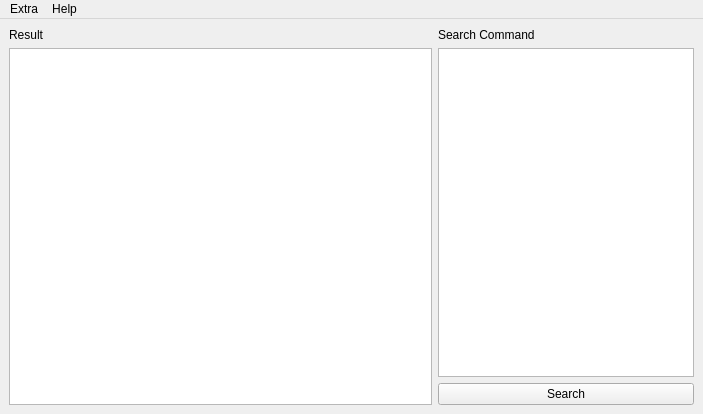
The window that client/gui/ui/MainWindow.ui (Howest-AdvMathProg/project-2021-Joren-vanGoethem) describes before a commit, drawn with Qt 5.
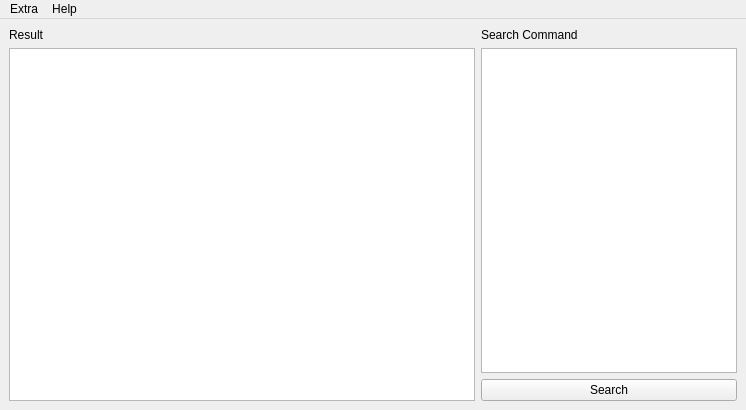
The same window after the commit.

```diff
--- a/client/gui/ui/MainWindow.ui
+++ b/client/gui/ui/MainWindow.ui
@@ -6,8 +6,8 @@
    <rect>
     <x>0</x>
     <y>0</y>
-    <width>703</width>
-    <height>414</height>
+    <width>746</width>
+    <height>410</height>
    </rect>
   </property>
   <property name="sizePolicy">
@@ -78,7 +78,7 @@
     <rect>
      <x>0</x>
      <y>0</y>
-     <width>703</width>
+     <width>746</width>
      <height>30</height>
     </rect>
    </property>
```
